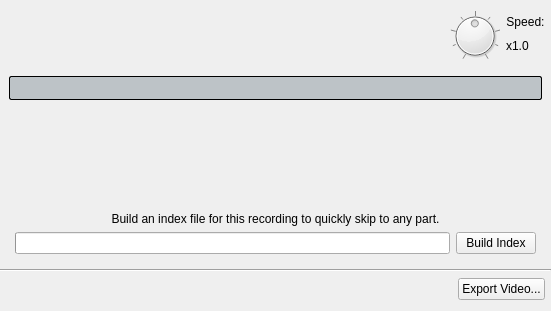
This is src/desktop/ui/playback.ui in drawpile/Drawpile as Qt 5 draws it before an edit. The edited form follows.
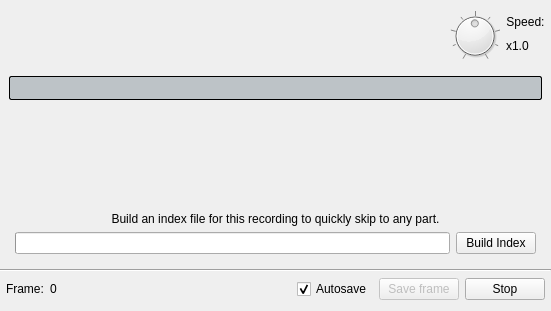
This is the edited form. The open tabs and pages were chosen to show the change. Icons and pictures are not drawn. Custom widgets are drawn as their Qt base class.

```diff
--- a/src/desktop/ui/playback.ui
+++ b/src/desktop/ui/playback.ui
@@ -13,7 +13,7 @@
   <property name="windowTitle">
    <string>Playback</string>
   </property>
-  <layout class="QVBoxLayout" name="verticalLayout">
+  <layout class="QVBoxLayout">
    <property name="leftMargin">
     <number>0</number>
    </property>
@@ -21,7 +21,7 @@
     <number>0</number>
    </property>
    <item>
-    <layout class="QHBoxLayout" name="horizontalLayout_2">
+    <layout class="QHBoxLayout">
      <property name="leftMargin">
       <number>6</number>
      </property>
@@ -29,7 +29,7 @@
       <number>6</number>
      </property>
      <item>
-      <layout class="QHBoxLayout" name="horizontalLayout">
+      <layout class="QHBoxLayout">
        <item>
         <widget class="QToolButton" name="skipBackward">
          <property name="enabled">
@@ -119,7 +119,7 @@
       </layout>
      </item>
      <item>
-      <spacer name="horizontalSpacer">
+      <spacer>
        <property name="orientation">
         <enum>Qt::Horizontal</enum>
        </property>
@@ -132,7 +132,7 @@
       </spacer>
      </item>
      <item>
-      <layout class="QGridLayout" name="gridLayout">
+      <layout class="QGridLayout">
        <item row="0" column="0" rowspan="2">
         <widget class="QDial" name="speedcontrol">
          <property name="sizePolicy">
@@ -165,7 +165,7 @@
         </widget>
        </item>
        <item row="0" column="1">
-        <widget class="QLabel" name="label_5">
+        <widget class="QLabel">
          <property name="text">
           <string>Speed:</string>
          </property>
@@ -299,7 +299,7 @@
     </widget>
    </item>
    <item>
-    <layout class="QHBoxLayout" name="horizontalLayout_7">
+    <layout class="QHBoxLayout">
      <property name="leftMargin">
       <number>6</number>
      </property>
@@ -317,8 +317,8 @@
        <property name="currentIndex">
         <number>1</number>
        </property>
-       <widget class="QWidget" name="page">
-        <layout class="QHBoxLayout" name="horizontalLayout_3">
+       <widget class="QWidget">
+        <layout class="QHBoxLayout">
          <property name="leftMargin">
           <number>0</number>
          </property>
@@ -332,7 +332,7 @@
           <number>0</number>
          </property>
          <item>
-          <widget class="QLabel" name="label_2">
+          <widget class="QLabel">
            <property name="sizePolicy">
             <sizepolicy hsizetype="Fixed" vsizetype="Preferred">
              <horstretch>0</horstretch>
@@ -361,7 +361,7 @@
           </widget>
          </item>
          <item>
-          <spacer name="horizontalSpacer_3">
+          <spacer>
            <property name="orientation">
             <enum>Qt::Horizontal</enum>
            </property>
@@ -414,8 +414,8 @@
          </item>
         </layout>
        </widget>
-       <widget class="QWidget" name="page_2">
-        <layout class="QHBoxLayout" name="horizontalLayout_6">
+       <widget class="QWidget">
+        <layout class="QHBoxLayout">
          <property name="leftMargin">
           <number>0</number>
          </property>
@@ -429,7 +429,7 @@
           <number>0</number>
          </property>
          <item>
-          <spacer name="horizontalSpacer_4">
+          <spacer>
            <property name="orientation">
             <enum>Qt::Horizontal</enum>
            </property>
```
Left out of the diff: 8 changed lines with no effect on the pictures.
